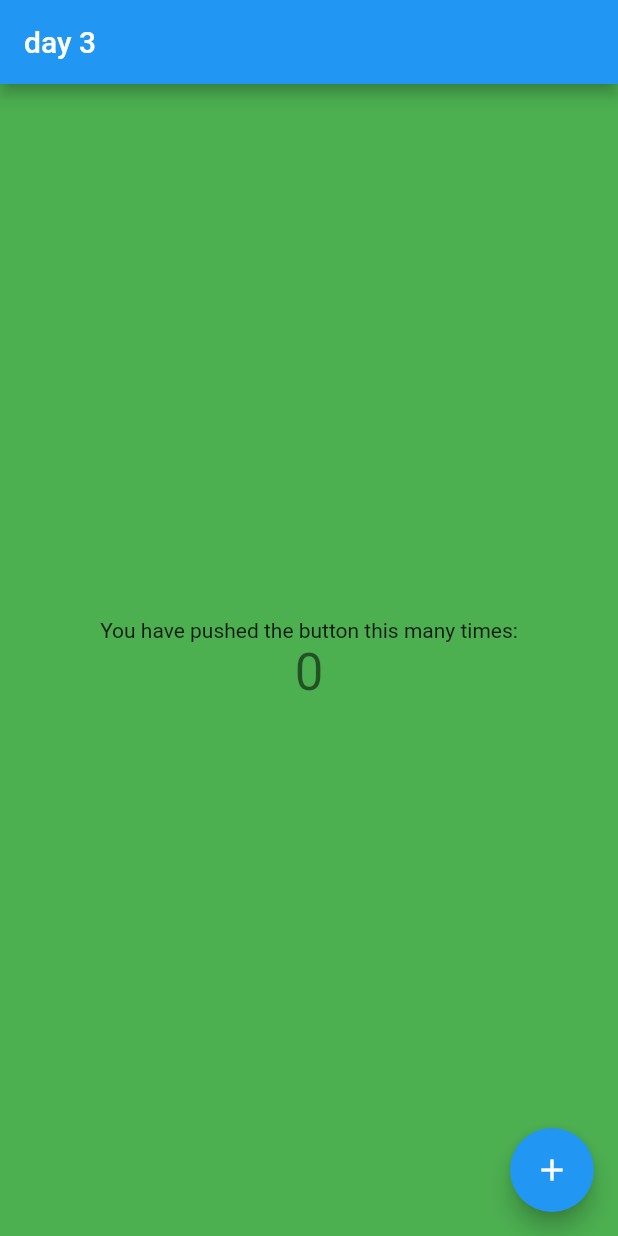
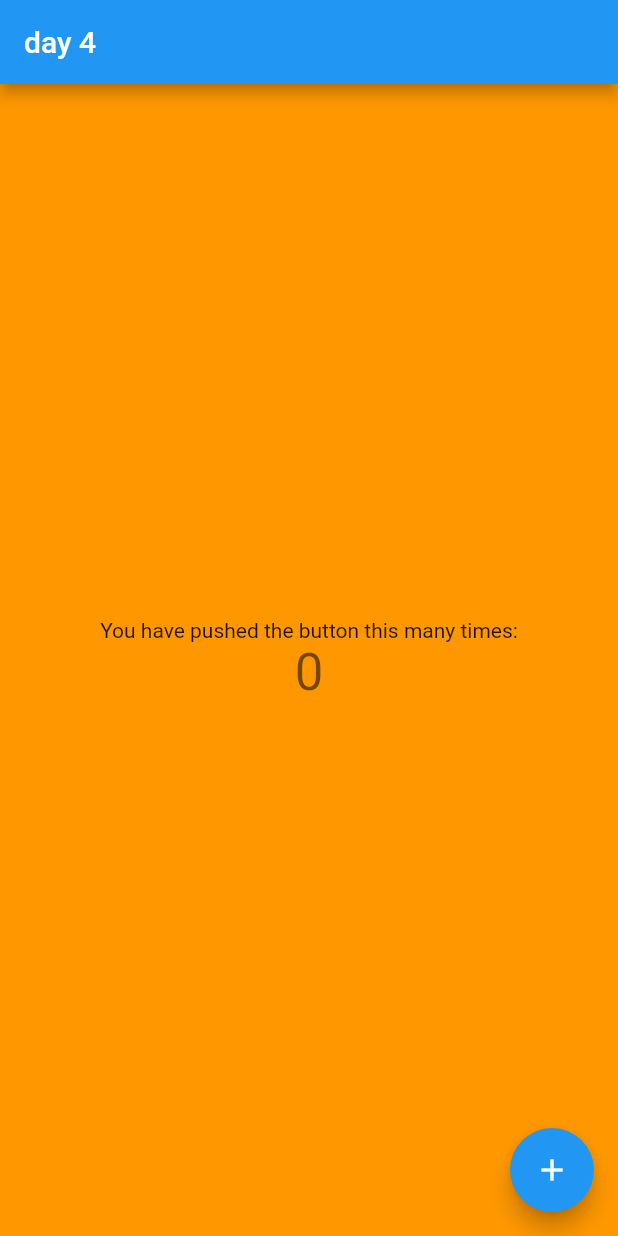
Before and after one commit to AsarZia/Toast, a Flutter app: the screen it shows after launch, on a phone screen of 412 x 824 dp. Run offline on Flutter 3.47's test engine with Material 2 defaults, Android fonts, the phone set to English and light mode, and no system bars.

Commit message:
day 4 completed

```diff
--- a/lib/main.dart
+++ b/lib/main.dart
@@ -58,11 +58,11 @@ class _MyHomePageState extends State<MyHomePage> {
     // fast, so that you can just rebuild anything that needs updating rather
     // than having to individually change instances of widgets.
     return Scaffold(
-      backgroundColor: Colors.green ,
+      backgroundColor: Colors.orange ,
       appBar: AppBar(
         // Here we take the value from the MyHomePage object that was created by
         // the App.build method, and use it to set our appbar title.
-        title: Text("day 3"),
+        title: Text("day 4"),
       ),
       body: Center(
         // Center is a layout widget. It takes a single child and positions it
```
